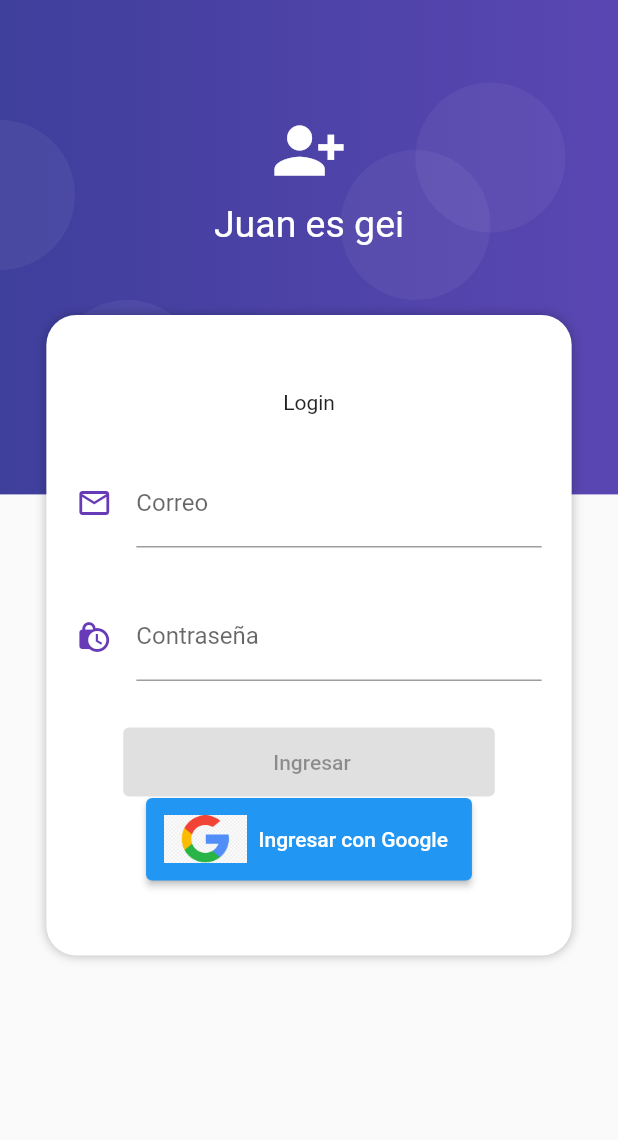
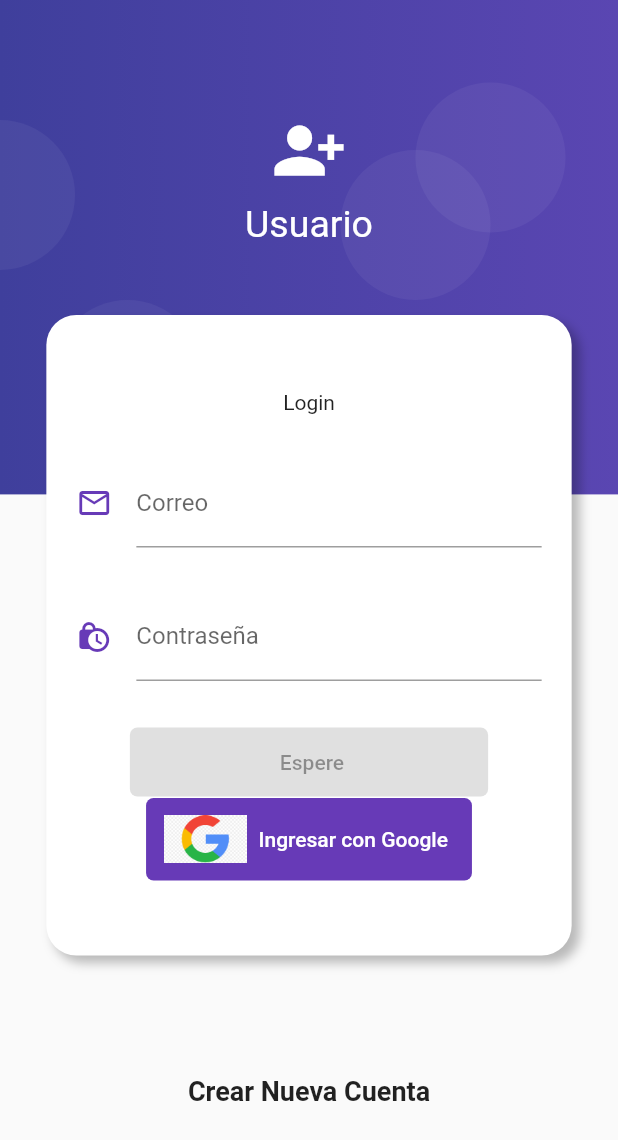
Before and after one commit to XzzIsor/bloc_pattern, a Flutter app: the screen it shows after launch, on a phone screen of 412 x 824 dp. Shown: the top 1140 px of the screen. Run offline on Flutter 3.47's test engine with Material 2 defaults, Android fonts, the phone set to English and light mode, and no system bars; our stand-ins replace firebase_auth, firebase_core, google_sign_in, rxdart; accounts and stored records are empty.

Commit message:
Some minimal fixes and upgrades in Widgets

```diff
--- a/lib/main.dart
+++ b/lib/main.dart
@@ -2,7 +2,7 @@ import 'package:flutter/material.dart';
 
 import 'package:bloc_pattern/src/screens/HomeScreen.dart';
 import 'package:bloc_pattern/src/screens/ProductScreen.dart';
-import 'package:bloc_pattern/src/blocks/LoginProvider.dart';
+import 'package:bloc_pattern/src/blocks/Providers/LoginProvider.dart';
 import 'package:bloc_pattern/src/screens/LoginScreen.dart';
 
 void main() async {
--- a/lib/src/Widgets/CustomButton.dart
+++ b/lib/src/Widgets/CustomButton.dart
@@ -9,25 +9,28 @@ class CustomButton extends StatelessWidget {
   @override
   Widget build(BuildContext context) {
     return ElevatedButton.icon(
-      icon: image != null ? Container(
+      icon: image != null
+          ? Container(
               width: 55.0,
               height: 55.0,
               decoration: BoxDecoration(
-                  image:
-                      DecorationImage(image: AssetImage(image), fit: BoxFit.contain))) : Container(),
+                  image: DecorationImage(
+                      image: AssetImage(image), fit: BoxFit.contain)))
+          : Container(),
       label: Container(
-            padding: EdgeInsets.symmetric(horizontal: image==null?  80 : 0, vertical: 15),
-            child: Text(text),
+        padding: EdgeInsets.symmetric(
+            horizontal: image == null ? 80 : 0, vertical: 15),
+        child: Text(text),
       ),
-      style: ButtonStyle(
+      style: ElevatedButton.styleFrom(
+        primary: Colors.deepPurple,
+        onPrimary: Colors.white,
         elevation: 0,
         shape: RoundedRectangleBorder(
-        borderRadius: BorderRadius.circular(5.0),
-      ),)
-      elevation: 0,
-      color: Colors.deepPurple,
-      textColor: Colors.white,
-      onPressed: onTap,
+          borderRadius: BorderRadius.circular(5.0),
+        ),
+      ),
+      onPressed: onTap
     );
   }
 }
--- a/lib/src/Widgets/Form/CustomForm.dart
+++ b/lib/src/Widgets/Form/CustomForm.dart
@@ -2,7 +2,7 @@ import 'package:flutter/material.dart';
 
 import 'package:bloc_pattern/src/blocks/LoginBlock.dart';
 import 'package:bloc_pattern/src/blocks/SignInWithGoogle.dart';
-import 'package:bloc_pattern/src/blocks/LoginProvider.dart';
+import 'package:bloc_pattern/src/blocks/Providers/LoginProvider.dart';
 
 import '../CustomButton.dart';
 import '../CustomTextField.dart';
@@ -37,13 +37,13 @@ Widget customButton(LoginBlock bloc, BuildContext context) => StreamBuilder(
       stream: bloc.isValid,
       builder: (BuildContext context, AsyncSnapshot snapshot) {
         return CustomButton(
-          onTap: snapshot.hasData ? () => login(context) : null,
-          text: "Ingresar",
-        );
+            onTap: snapshot.hasData ? () => login(context) : null,
+            text: snapshot.hasData ? "Ingresar" : "Espere");
       },
     );
 
 void login(BuildContext context) {
+  FocusScope.of(context).unfocus();
   Navigator.pushReplacementNamed(context, "/");
 }
 
--- a/lib/src/Widgets/Form/FormContainer.dart
+++ b/lib/src/Widgets/Form/FormContainer.dart
@@ -3,6 +3,7 @@ import 'package:flutter/material.dart';
 import 'CustomForm.dart';
 
 class FormContainer extends StatelessWidget {
+
 
   @override
   Widget build(BuildContext context) {
@@ -12,7 +13,7 @@ class FormContainer extends StatelessWidget {
         children: [
           SafeArea(
             child: Container(
-              height: 180.0,
+              height: 180,
             ),
           ),
           Container(
@@ -23,6 +24,7 @@ class FormContainer extends StatelessWidget {
                 BoxShadow(
                   color: Colors.black26,
                   blurRadius: 5.0,
+                  offset: Offset(5,5)
                 )
               ]
             ),
@@ -30,6 +32,8 @@ class FormContainer extends StatelessWidget {
             margin: EdgeInsets.symmetric(vertical: 30.0),
             child: CustomForm()
           ),
+          SizedBox(height: 50),
+          Text('Crear Nueva Cuenta', style: TextStyle(fontSize: 18, fontWeight: FontWeight.bold)),
         ],
       ),
     );
--- a/lib/src/Widgets/User_Icon.dart
+++ b/lib/src/Widgets/User_Icon.dart
@@ -10,7 +10,7 @@ class UserIcon extends StatelessWidget {
         children: [
           Icon(Icons.person_add_alt_1_sharp, color: Colors.white, size: 50.0,),
           SizedBox(height: 10, width: double.infinity),
-          Text("Juan es gei" ,style: TextStyle(fontSize: 25, color: Colors.white),)
+          Text("Usuario" ,style: TextStyle(fontSize: 25, color: Colors.white),)
         ],
       ),
     );
--- a/lib/src/screens/HomeScreen.dart
+++ b/lib/src/screens/HomeScreen.dart
@@ -1,4 +1,4 @@
-import 'package:bloc_pattern/src/blocks/LoginProvider.dart';
+import 'package:bloc_pattern/src/blocks/Providers/LoginProvider.dart';
 import 'package:flutter/material.dart';
 
 class HomeScreen extends StatelessWidget {
```
Also changed, not shown: lib/src/blocks/Providers/LoginProvider.dart (renamed from lib/src/blocks/LoginProvider.dart), pubspec.lock.
